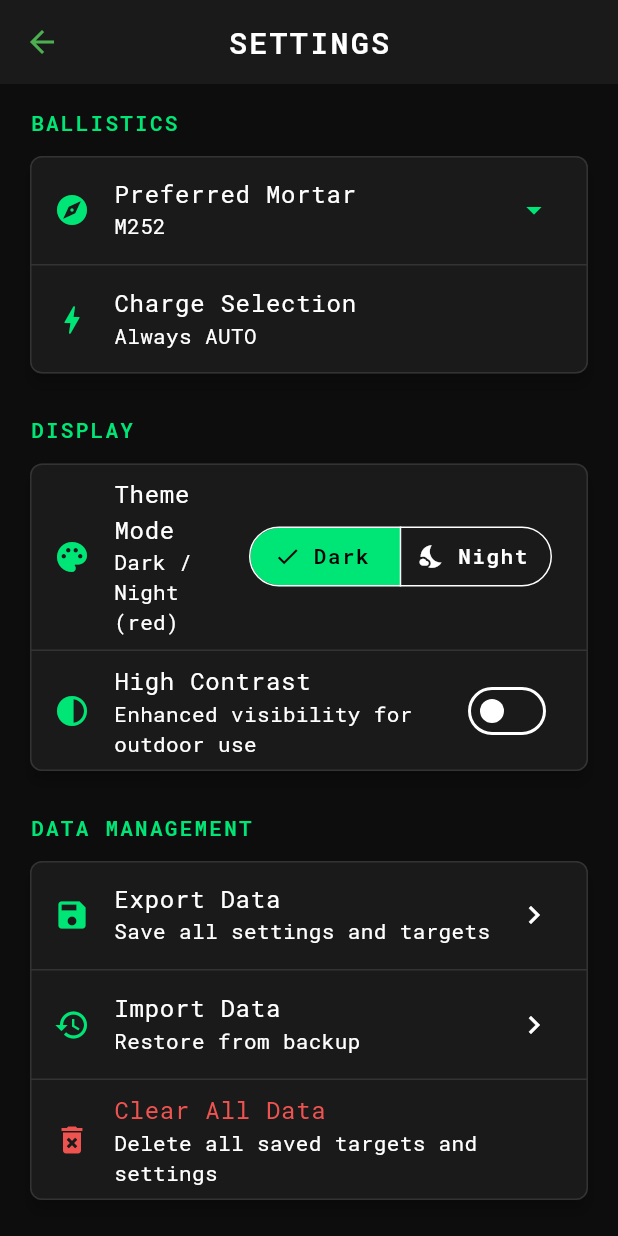
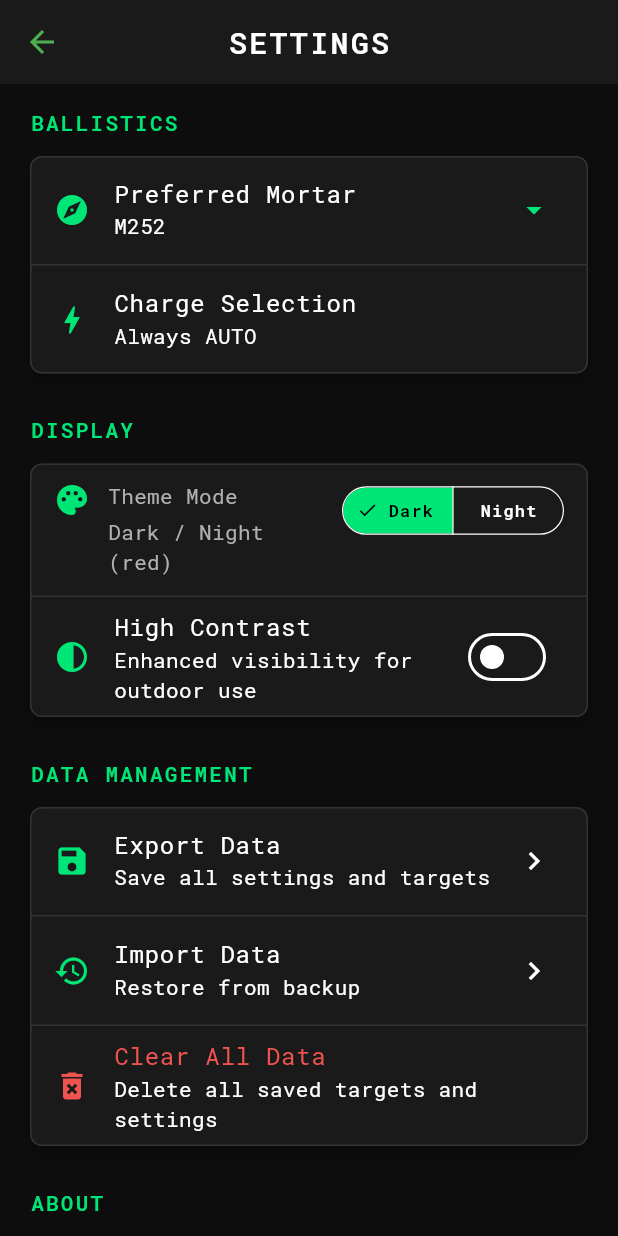
Before and after one commit to drmnpam/mortar4armareforger, a Flutter app: the SettingsScreen screen opened by its route, on a phone screen of 412 x 824 dp. Run offline on Flutter 3.47's test engine with Material 3 defaults, Android fonts, the phone set to English and light mode, and no system bars; our stand-ins replace equatable, file_picker, flutter_bloc, go_router, google_fonts, hive_flutter and 2 more; accounts and stored records are empty.

Commit message:
Fix map startup/loading, calibration layout, theme row layout, and file picker build compatibility

```diff
--- a/lib/ui/screens/settings_screen.dart
+++ b/lib/ui/screens/settings_screen.dart
@@ -100,21 +100,38 @@ class _SettingsScreenState extends State<SettingsScreen> {
             Card(
               child: Column(
                 children: [
-                  ListTile(
-                    leading: Icon(Icons.palette, color: AppTheme.accent),
-                    title: const Text('Theme Mode'),
-                    subtitle: const Text('Dark / Night (red)'),
-                    trailing: SegmentedButton<AppThemeMode>(
+                  Padding(
+                    padding: const EdgeInsets.symmetric(
+                        horizontal: 16, vertical: 12),
+                    child: Row(
+                      crossAxisAlignment: CrossAxisAlignment.start,
+                      children: [
+                        Icon(Icons.palette, color: AppTheme.accent),
+                        const SizedBox(width: 12),
+                        Expanded(
+                          child: Column(
+                            crossAxisAlignment: CrossAxisAlignment.start,
+                            children: const [
+                              Text('Theme Mode'),
+                              SizedBox(height: 4),
+                              Text('Dark / Night (red)'),
+                            ],
+                          ),
+                        ),
+                        const SizedBox(width: 8),
+                        Flexible(
+                          child: FittedBox(
+                            fit: BoxFit.scaleDown,
+                            alignment: Alignment.centerRight,
+                            child: SegmentedButton<AppThemeMode>(
                               segments: const [
                                 ButtonSegment<AppThemeMode>(
                                   value: AppThemeMode.dark,
                                   label: Text('Dark'),
-                          icon: Icon(Icons.dark_mode),
                                 ),
                                 ButtonSegment<AppThemeMode>(
                                   value: AppThemeMode.night,
                                   label: Text('Night'),
-                          icon: Icon(Icons.nights_stay),
                                 ),
                               ],
                               selected: {themeState.mode},
@@ -123,6 +140,10 @@ class _SettingsScreenState extends State<SettingsScreen> {
                                     .read<ThemeCubit>()
                                     .setThemeMode(selection.first);
                               },
+                            ),
+                          ),
+                        ),
+                      ],
                     ),
                   ),
                   const Divider(height: 1),
```
Also changed, not shown: lib/maps/cubit/map_cubit.dart (+44 -9 lines), lib/ui/screens/map_calculator_screen.dart (+127 -75 lines), pubspec.yaml (+2 -9 lines), pubspec.lock, 3 other files. Lines whose indentation alone changed are shown as unchanged.
